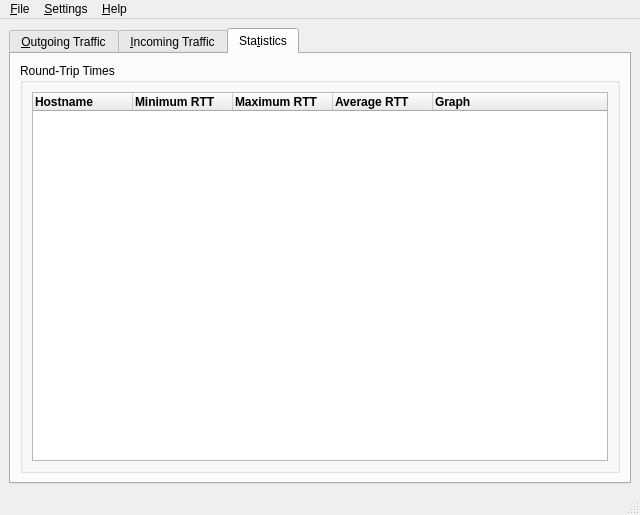
Above: midi_over_lan/gui/qt/main_window.ui from Haenisch/MIDI-over-LAN before the change. Below: the same form after it.
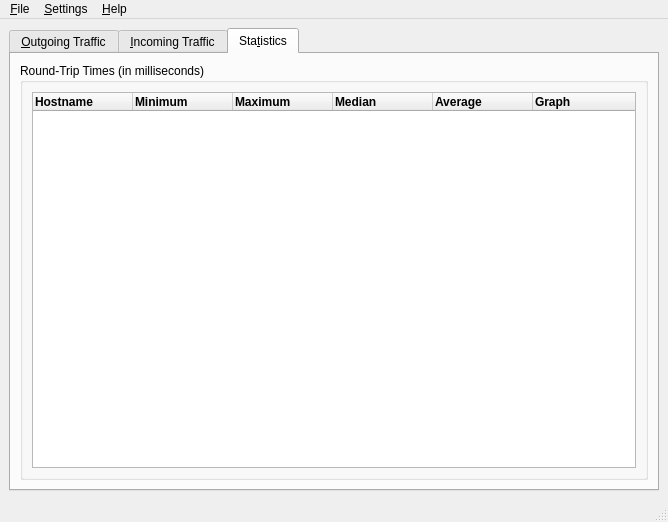
That is the form after the change. The open tabs and pages were chosen to show the change. Icons and pictures are not drawn.

Commit message: Updated the statistics section of the GUI. Much improved line chart.

The edit to the form file:
```diff
--- a/midi_over_lan/gui/qt/main_window.ui
+++ b/midi_over_lan/gui/qt/main_window.ui
@@ -6,8 +6,8 @@
    <rect>
     <x>0</x>
     <y>0</y>
-    <width>640</width>
-    <height>515</height>
+    <width>668</width>
+    <height>522</height>
    </rect>
   </property>
   <property name="windowTitle">
@@ -360,7 +360,7 @@
         <item row="0" column="0">
          <widget class="QGroupBox" name="groupBox_RTT">
           <property name="title">
-           <string>Round-Trip Times</string>
+           <string>Round-Trip Times (in milliseconds)</string>
           </property>
           <layout class="QGridLayout" name="gridLayout_9">
            <item row="0" column="0">
@@ -386,7 +386,7 @@
              </column>
              <column>
               <property name="text">
-               <string>Minimum RTT</string>
+               <string>Minimum</string>
               </property>
               <property name="font">
                <font>
@@ -399,7 +399,7 @@
              </column>
              <column>
               <property name="text">
-               <string>Maximum RTT</string>
+               <string>Maximum</string>
               </property>
               <property name="font">
                <font>
@@ -412,7 +412,20 @@
              </column>
              <column>
               <property name="text">
-               <string>Average RTT</string>
+               <string>Median</string>
+              </property>
+              <property name="font">
+               <font>
+                <bold>true</bold>
+               </font>
+              </property>
+              <property name="textAlignment">
+               <set>AlignLeading|AlignVCenter</set>
+              </property>
+             </column>
+             <column>
+              <property name="text">
+               <string>Average</string>
               </property>
               <property name="font">
                <font>
@@ -452,7 +465,7 @@
     <rect>
      <x>0</x>
      <y>0</y>
-     <width>640</width>
+     <width>668</width>
      <height>33</height>
     </rect>
    </property>
```
The commit also changes 4 other files.
